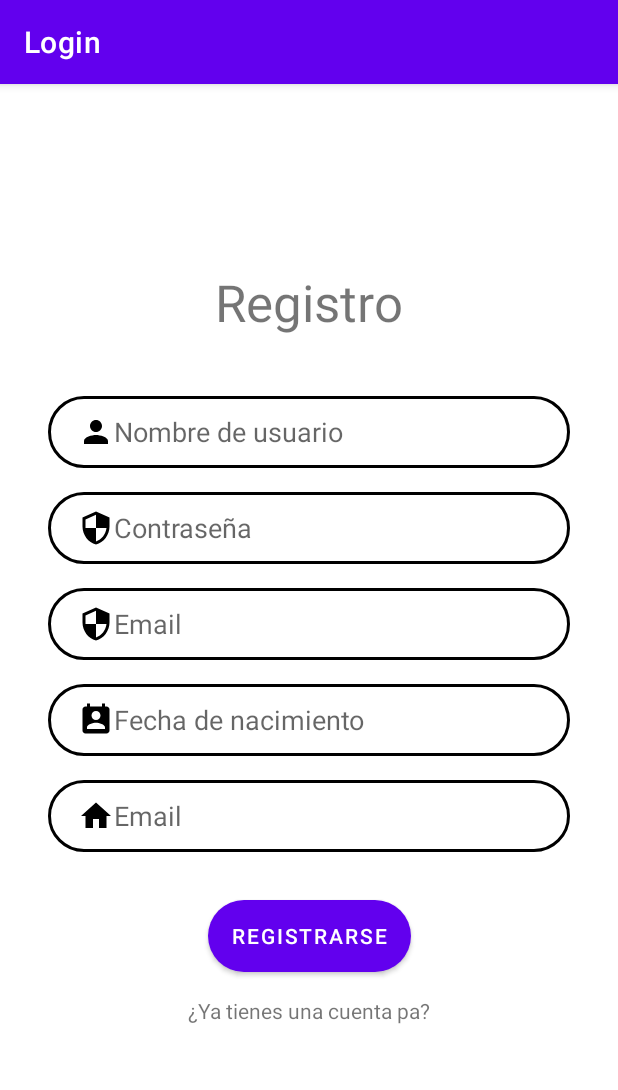
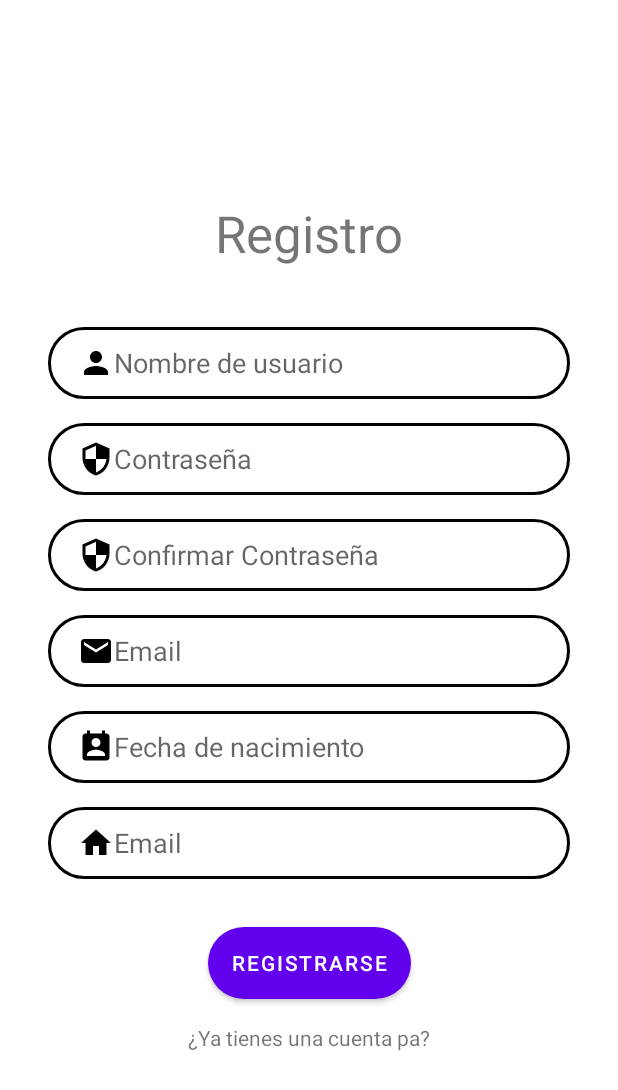
Before and after one commit to bernal9913/LoginRegisterAndroid, an Android app: the RegisterActivity screen opened directly, with no data from a screen before it, on a phone screen of 412 x 824 dp. Shown: the top 1090 px of the screen. Run offline under Robolectric (Android 15) with nearby library versions, the phone set to English and light mode, and no system bars.

Commit message:
final commit

```diff
--- a/app/src/main/java/com/example/login/RegisterActivity.java
+++ b/app/src/main/java/com/example/login/RegisterActivity.java
@@ -2,13 +2,85 @@ package com.example.login;
 
 import androidx.appcompat.app.AppCompatActivity;
 
+import android.annotation.SuppressLint;
+import android.content.Intent;
 import android.os.Bundle;
+import android.text.TextUtils;
+import android.view.View;
+import android.widget.Button;
+import android.widget.DatePicker;
+import android.widget.EditText;
+import android.widget.TextView;
+import android.widget.Toast;
+
+import org.w3c.dom.Text;
 
 public class RegisterActivity extends AppCompatActivity {
+    EditText user, pass, repass, email, nation, date;
+    Button register;
+    // DatePicker date;
+    dbStopJumper db;
+    TextView login;
 
     @Override
     protected void onCreate(Bundle savedInstanceState) {
         super.onCreate(savedInstanceState);
         setContentView(R.layout.activity_register);
+
+        user = findViewById(R.id.tf_regName);
+        pass = findViewById(R.id.tf_registerPass);
+        repass = findViewById(R.id.tf_registerRepass);
+        email = findViewById(R.id.tf_registerMail);
+        nation = findViewById(R.id.tf_registerOrigin);
+        date = findViewById(R.id.dp_birthDate);
+        register = findViewById(R.id.btn_register);
+        login = findViewById(R.id.tv_log);
+        db = new dbStopJumper(this);
+
+        register.setOnClickListener(new View.OnClickListener(){
+            @Override
+            public void onClick(View v){
+                String u = user.getText().toString();
+                String p = pass.getText().toString();
+                String rp = repass.getText().toString();
+                String e = email.getText().toString();
+                String n = nation.getText().toString();
+                String d = date.getText().toString();
+                if(TextUtils.isEmpty(u) || TextUtils.isEmpty(p) || TextUtils.isEmpty(e) || TextUtils.isEmpty(n) || TextUtils.isEmpty(d) || TextUtils.isEmpty(rp)){
+                    Toast.makeText(RegisterActivity.this,
+                            "Todos los campos deben estar llenos",
+                            Toast.LENGTH_SHORT).show();
+                }else{
+                    if(p.equals(rp)){
+                        Boolean checkUser = db.checkUser(u);
+                        if (!checkUser){
+                            Boolean insert = db.insertData(u,p,e,d,n);
+                            if(insert){
+                                Toast.makeText(RegisterActivity.this,
+                                "Registro exitoso", Toast.LENGTH_SHORT).show();
+                                Intent i = new Intent(getApplicationContext(), LoginActivty.class);
+                                startActivity(i);
+                            }else{
+                                Toast.makeText(RegisterActivity.this, "Registro fallido️", Toast.LENGTH_SHORT).show();
+                            }
+                        }else{
+                            Toast.makeText(RegisterActivity.this, "El usuario ya existe ☹️", Toast.LENGTH_SHORT).show();
+                        }
+                    }else{
+                        Toast.makeText(RegisterActivity.this, "Las contraseñas no coinciden", Toast.LENGTH_SHORT).show();
+                    }
+
+                }
+            }
+        }
+        );
+        login.setOnClickListener(new View.OnClickListener() {
+            @Override
+            public void onClick(View view) {
+                Intent i = new Intent(getApplicationContext(), LoginActivty.class);
+                startActivity(i);
+            }
+        });
+
     }
 }
--- a/app/src/main/res/layout/activity_register.xml
+++ b/app/src/main/res/layout/activity_register.xml
@@ -7,7 +7,7 @@
     tools:context=".RegisterActivity">
 
     <TextView
-        android:id="@+id/textView"
+        android:id="@+id/tv_log"
         android:layout_width="wrap_content"
         android:layout_height="wrap_content"
         android:text="@string/tv_registerLogo"
@@ -19,7 +19,7 @@
         app:layout_constraintVertical_bias="0.17000002" />
 
     <EditText
-        android:id="@+id/tf_loginName"
+        android:id="@+id/tf_regName"
         android:layout_width="0dp"
         android:layout_height="wrap_content"
         android:layout_marginStart="32dp"
@@ -37,10 +37,10 @@
         android:paddingBottom="10dp"
         app:layout_constraintEnd_toEndOf="parent"
         app:layout_constraintStart_toStartOf="parent"
-        app:layout_constraintTop_toBottomOf="@+id/textView" />
+        app:layout_constraintTop_toBottomOf="@+id/tv_log" />
 
     <EditText
-        android:id="@+id/tf_loginPass"
+        android:id="@+id/tf_registerPass"
         android:layout_width="0dp"
         android:layout_height="wrap_content"
         android:layout_marginStart="32dp"
@@ -57,8 +57,9 @@
         android:paddingRight="10dp"
         android:paddingBottom="10dp"
         app:layout_constraintEnd_toEndOf="parent"
+        app:layout_constraintHorizontal_bias="0.0"
         app:layout_constraintStart_toStartOf="parent"
-        app:layout_constraintTop_toBottomOf="@+id/tf_loginName" />
+        app:layout_constraintTop_toBottomOf="@+id/tf_regName" />
 
     <EditText
         android:id="@+id/tf_registerMail"
@@ -68,7 +69,7 @@
         android:layout_marginTop="16dp"
         android:layout_marginEnd="32dp"
         android:background="@drawable/input_bg"
-        android:drawableLeft="@drawable/ic_baseline_security"
+        android:drawableLeft="@drawable/ic_baseline_email"
         android:ems="10"
         android:hint="@string/tf_email"
         android:inputType="textEmailAddress"
@@ -78,8 +79,9 @@
         android:paddingRight="10dp"
         android:paddingBottom="10dp"
         app:layout_constraintEnd_toEndOf="parent"
+        app:layout_constraintHorizontal_bias="0.0"
         app:layout_constraintStart_toStartOf="parent"
-        app:layout_constraintTop_toBottomOf="@+id/tf_loginPass" />
+        app:layout_constraintTop_toBottomOf="@+id/tf_registerRepass" />
 
     <EditText
         android:id="@+id/dp_birthDate"
@@ -122,7 +124,7 @@
         app:layout_constraintTop_toBottomOf="@+id/dp_birthDate" />
 
     <Button
-        android:id="@+id/btn_login"
+        android:id="@+id/btn_register"
         android:layout_width="wrap_content"
         android:layout_height="wrap_content"
         android:layout_marginTop="32dp"
@@ -140,6 +142,26 @@
         android:text="@string/tv_alreadyAccount"
         app:layout_constraintEnd_toEndOf="@+id/tf_registerOrigin"
         app:layout_constraintStart_toStartOf="@+id/tf_registerOrigin"
-        app:layout_constraintTop_toBottomOf="@+id/btn_login" />
+        app:layout_constraintTop_toBottomOf="@+id/btn_register" />
+
+    <EditText
+        android:id="@+id/tf_registerRepass"
+        android:layout_width="0dp"
+        android:layout_height="wrap_content"
+        android:layout_marginTop="16dp"
+        android:background="@drawable/input_bg"
+        android:drawableLeft="@drawable/ic_baseline_security"
+        android:ems="10"
+        android:hint="Confirmar Contraseña"
+        android:inputType="textPersonName"
+        android:minHeight="48dp"
+        android:paddingStart="20dp"
+        android:paddingLeft="10dp"
+        android:paddingTop="10dp"
+        android:paddingRight="10dp"
+        android:paddingBottom="10dp"
+        app:layout_constraintEnd_toEndOf="@+id/tf_regName"
+        app:layout_constraintStart_toStartOf="@+id/tf_registerPass"
+        app:layout_constraintTop_toBottomOf="@+id/tf_registerPass" />
 
 </androidx.constraintlayout.widget.ConstraintLayout>
--- a/app/src/main/res/values/strings.xml
+++ b/app/src/main/res/values/strings.xml
@@ -1,5 +1,5 @@
 <resources>
-    <string name="app_name">Login</string>
+    <string name="app_name">Login y signup</string>
     <string name="btn_register">Registrarse</string>
     <string name="tf_user_name">Nombre de usuario</string>
     <string name="tf_password">Contraseña</string>
--- a/app/src/main/res/values/themes.xml
+++ b/app/src/main/res/values/themes.xml
@@ -1,6 +1,6 @@
 <resources xmlns:tools="http://schemas.android.com/tools">
     <!-- Base application theme. -->
-    <style name="Theme.Login" parent="Theme.MaterialComponents.DayNight.DarkActionBar">
+    <style name="Theme.Login" parent="Theme.MaterialComponents.DayNight.NoActionBar">
         <!-- Primary brand color. -->
         <item name="colorPrimary">@color/purple_500</item>
         <item name="colorPrimaryVariant">@color/purple_700</item>
```
Also changed, not shown: app/src/main/AndroidManifest.xml (+6 -4 lines), app/src/main/java/com/example/login/LoginActivty.java (+52 -0 lines), app/src/main/java/com/example/login/dbStopJumper.java (added, +53 -0 lines), app/src/main/res/layout/activity_login_activty.xml (+8 -8 lines), app/src/main/res/layout/activity_main.xml (+18 -0 lines), app/src/main/res/drawable-normal/wp5960208.jpeg (added), app/src/main/res/wp5960208.jpeg (added).
